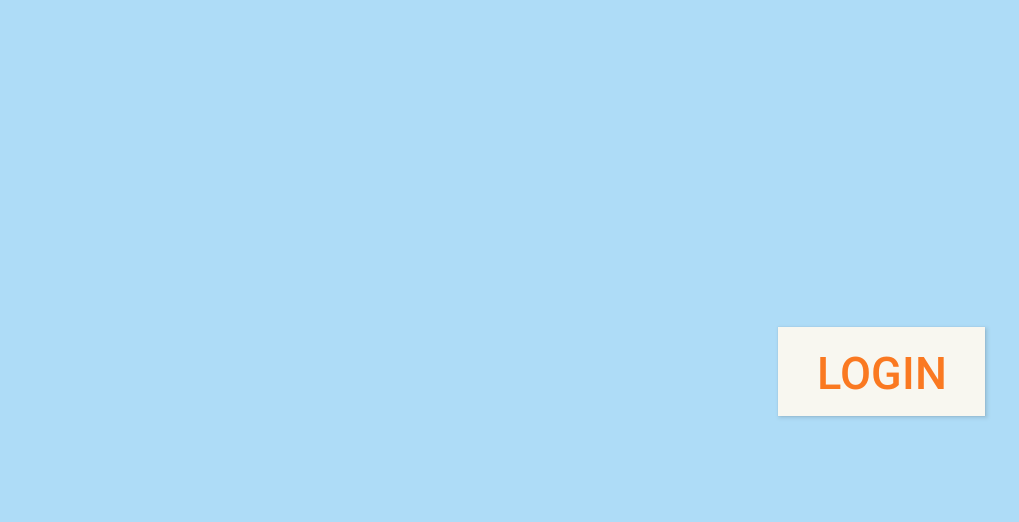
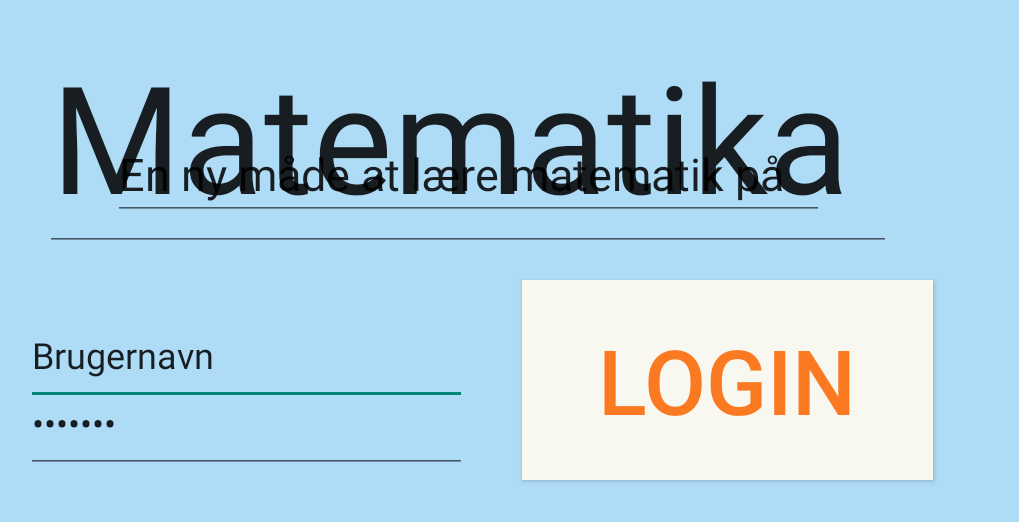
Before and after one commit to Paaske11/Matematika, an Android app: the screen it shows after launch (MainActivity), on a phone screen of 824 x 412 dp (held sideways). Shown: the top 522 px of the screen, without its empty margins (150-1169 px from the left). Run offline under Robolectric (Android 15) with nearby library versions, the phone set to English and light mode, and no system bars.

Commit message:
Front page design changes

```diff
--- a/app/src/main/res/layout/activity_main.xml
+++ b/app/src/main/res/layout/activity_main.xml
@@ -9,18 +9,76 @@
 
     <Button
         android:id="@+id/loginButton2"
-        android:layout_width="138dp"
-        android:layout_height="59dp"
+        android:layout_width="274dp"
+        android:layout_height="133dp"
         android:background="#F8F7F0"
         android:ellipsize="none"
-        android:text="Login"
+        android:text="@string/loginButton2"
         android:textColor="#FA7921"
+        android:textSize="60sp"
+        app:layout_constraintBottom_toBottomOf="parent"
+        app:layout_constraintEnd_toEndOf="parent"
+        app:layout_constraintHorizontal_bias="0.815"
+        app:layout_constraintStart_toStartOf="parent"
+        app:layout_constraintTop_toTopOf="parent"
+        app:layout_constraintVertical_bias="0.669" />
+
+    <EditText
+        android:id="@+id/Username"
+        android:layout_width="294dp"
+        android:layout_height="66dp"
+        android:ems="10"
+        android:inputType="textPersonName"
+        android:text="@string/Username"
+        android:textSize="24sp"
+        app:layout_constraintBottom_toBottomOf="parent"
+        app:layout_constraintEnd_toEndOf="parent"
+        app:layout_constraintHorizontal_bias="0.222"
+        app:layout_constraintStart_toStartOf="parent"
+        app:layout_constraintTop_toTopOf="parent"
+        app:layout_constraintVertical_bias="0.59" />
+
+    <EditText
+        android:id="@+id/Password"
+        android:layout_width="294dp"
+        android:layout_height="66dp"
+        android:ems="10"
+        android:inputType="textPassword"
+        android:text="@string/Password"
+        android:textSize="24sp"
+        app:layout_constraintBottom_toBottomOf="parent"
+        app:layout_constraintEnd_toEndOf="parent"
+        app:layout_constraintHorizontal_bias="0.222"
+        app:layout_constraintStart_toStartOf="parent"
+        app:layout_constraintTop_toTopOf="parent"
+        app:layout_constraintVertical_bias="0.721" />
+
+    <EditText
+        android:id="@+id/Matematika"
+        android:layout_width="564dp"
+        android:layout_height="147dp"
+        android:ems="10"
+        android:inputType="textPersonName"
+        android:text="@string/MatematikaTextView"
+        android:textSize="100sp"
+        app:layout_constraintBottom_toBottomOf="parent"
+        app:layout_constraintEnd_toEndOf="parent"
+        app:layout_constraintStart_toStartOf="parent"
+        app:layout_constraintTop_toTopOf="parent"
+        app:layout_constraintVertical_bias="0.075" />
+
+    <EditText
+        android:id="@+id/Slogan"
+        android:layout_width="474dp"
+        android:layout_height="61dp"
+        android:ems="10"
+        android:inputType="textPersonName"
+        android:text="@string/Slogan"
         android:textSize="30sp"
         app:layout_constraintBottom_toBottomOf="parent"
         app:layout_constraintEnd_toEndOf="parent"
-        app:layout_constraintHorizontal_bias="0.902"
         app:layout_constraintStart_toStartOf="parent"
         app:layout_constraintTop_toTopOf="parent"
-        app:layout_constraintVertical_bias="0.618" />
+        app:layout_constraintVertical_bias="0.243" />
 
 </androidx.constraintlayout.widget.ConstraintLayout>
--- a/app/src/main/res/values/strings.xml
+++ b/app/src/main/res/values/strings.xml
@@ -1,4 +1,10 @@
 <resources>
+    //Front page
     <string name="app_name">P2Matematika</string>
     <string name="MatematikaTextView">Matematika</string>
+    <string name="loginButton2">Login</string>
+    <string name="Matematika">Matematika</string>
+    <string name="Slogan">En ny måde at lære matematik på</string>
+    <string name="Username">Brugernavn</string>
+    <string name="Password">Kodeord</string>
 </resources>
```
